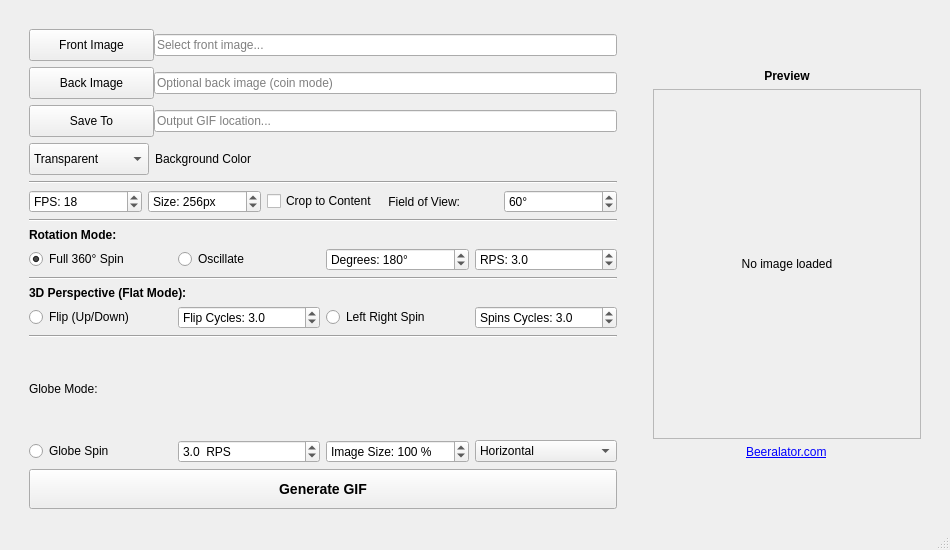
Above: mainwindow.ui from jacktenor/GIFStew before the change. Below: the same form after it.
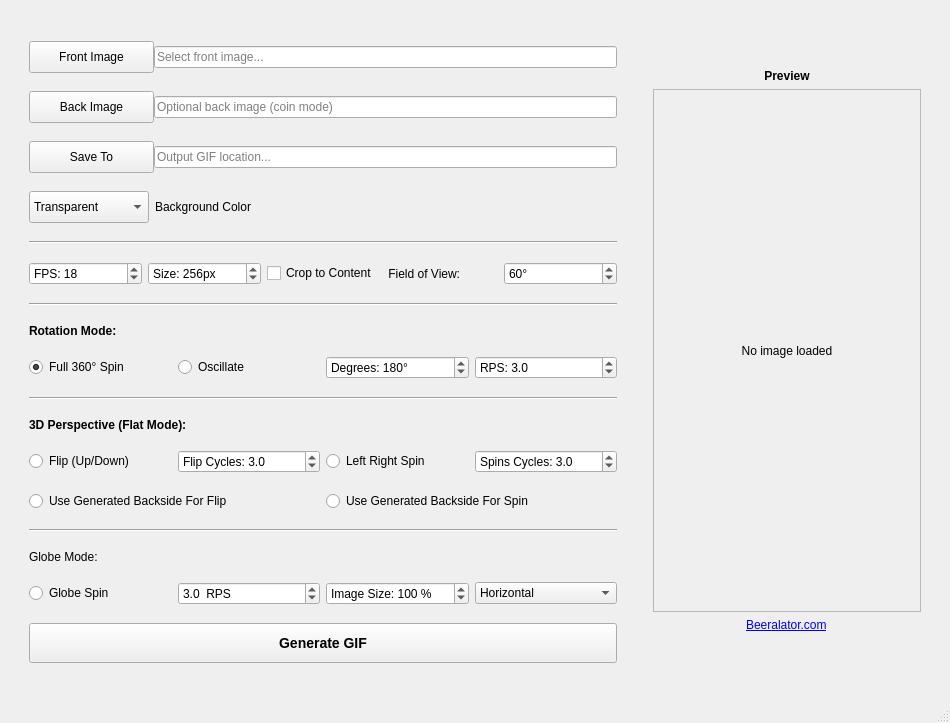
That is the form after the change.

```diff
--- a/mainwindow.ui
+++ b/mainwindow.ui
@@ -7,7 +7,7 @@
     <x>0</x>
     <y>0</y>
     <width>950</width>
-    <height>550</height>
+    <height>723</height>
    </rect>
   </property>
   <property name="minimumSize">
@@ -469,7 +469,7 @@
            <number>1</number>
           </property>
           <property name="minimum">
-           <double>1.000000000000000</double>
+           <double>0.100000000000000</double>
           </property>
           <property name="maximum">
            <double>25.000000000000000</double>
@@ -516,6 +516,36 @@
         </item>
        </layout>
       </item>
+      <item>
+       <layout class="QHBoxLayout" name="horizontalLayout_3">
+        <property name="bottomMargin">
+         <number>0</number>
+        </property>
+        <item>
+         <widget class="QRadioButton" name="radioSimBackfaceUpsideDown">
+          <property name="text">
+           <string>Use Generated Backside For Flip</string>
+          </property>
+         </widget>
+        </item>
+        <item>
+         <widget class="QRadioButton" name="radioSimBackface">
+          <property name="enabled">
+           <bool>true</bool>
+          </property>
+          <property name="text">
+           <string>Use Generated Backside For Spin</string>
+          </property>
+          <property name="checked">
+           <bool>false</bool>
+          </property>
+          <property name="autoExclusive">
+           <bool>false</bool>
+          </property>
+         </widget>
+        </item>
+       </layout>
+      </item>
       <item>
        <widget class="Line" name="line">
         <property name="orientation">
@@ -525,6 +555,12 @@
       </item>
       <item>
        <widget class="QLabel" name="label">
+        <property name="sizePolicy">
+         <sizepolicy hsizetype="Preferred" vsizetype="Fixed">
+          <horstretch>0</horstretch>
+          <verstretch>0</verstretch>
+         </sizepolicy>
+        </property>
         <property name="styleSheet">
          <string notr="true">font: 700 12pt &quot;Noto Sans&quot;;</string>
         </property>
```
Left out of the diff: 3 changed lines with no effect on the pictures.
